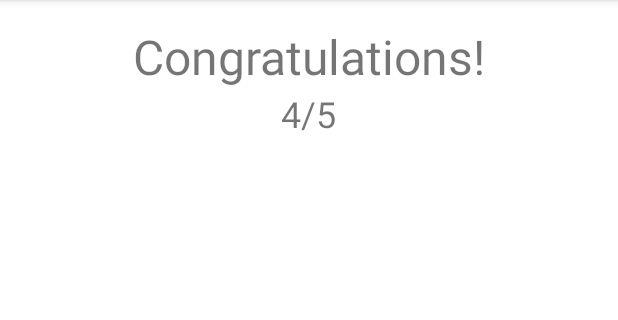
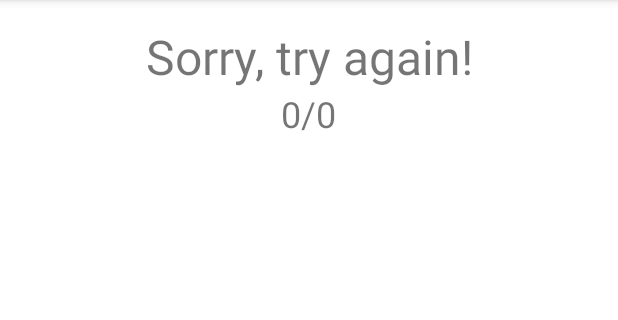
Before and after one commit to czettnersandor/android-Quiz1920, an Android app: the CongratulationsActivity screen opened directly, with no data from a screen before it, on a phone screen of 412 x 824 dp, the part 84-404 px from its top. Run offline under Robolectric (Android 15) with nearby library versions, the phone set to English and light mode, and no system bars; 2 statements that could not run were skipped.

Commit message:
COngratulations working, calculate points

```diff
--- a/app/src/main/java/com/czettner/quiz1920/CongratulationsActivity.java
+++ b/app/src/main/java/com/czettner/quiz1920/CongratulationsActivity.java
@@ -2,6 +2,7 @@ package com.czettner.quiz1920;
 
 import android.support.v7.app.AppCompatActivity;
 import android.os.Bundle;
+import android.widget.TextView;
 
 public class CongratulationsActivity extends AppCompatActivity {
 
@@ -16,5 +17,25 @@ public class CongratulationsActivity extends AppCompatActivity {
         Bundle b = getIntent().getExtras();
         maxPoints = b.getInt("maxPoints");
         actualPoints = b.getInt("actualPoints");
+
+        TextView actualView = (TextView) findViewById(R.id.actual_points);
+        if (actualView != null) {
+            actualView.setText(actualPoints + "");
+        }
+
+        TextView maxView = (TextView) findViewById(R.id.max_points);
+        if (maxView != null) {
+            maxView.setText(maxPoints + "");
+        }
+
+        TextView congrat = (TextView) findViewById(R.id.congrat);
+
+        if (congrat != null) {
+            if (actualPoints <= maxPoints / 2) {
+                congrat.setText(getString(R.string.sorry));
+            } else if (actualPoints == maxPoints) {
+                congrat.setText(getString(R.string.perfect));
+            }
+        }
     }
 }
--- a/app/src/main/java/com/czettner/quiz1920/IntroActivity.java
+++ b/app/src/main/java/com/czettner/quiz1920/IntroActivity.java
@@ -20,11 +20,13 @@ public class IntroActivity extends AppCompatActivity {
         setSupportActionBar(toolbar);
 
         FloatingActionButton fab = (FloatingActionButton) findViewById(R.id.fab);
+
+        final IntroActivity that = this;
         fab.setOnClickListener(new View.OnClickListener() {
             @Override
             public void onClick(View view) {
-                Snackbar.make(view, "Replace with your own action", Snackbar.LENGTH_LONG)
-                        .setAction("Action", null).show();
+                Intent intent = new Intent(that, QuizActivity.class);
+                startActivity(intent);
             }
         });
     }
--- a/app/src/main/res/layout/activity_congratulations.xml
+++ b/app/src/main/res/layout/activity_congratulations.xml
@@ -22,14 +22,14 @@
         android:layout_height="wrap_content"
         android:layout_below="@id/congrat">
         <TextView
+            android:id="@+id/actual_points"
             android:layout_width="wrap_content"
             android:layout_height="wrap_content"
             android:layout_weight="1"
             android:gravity="right"
             android:textSize="@dimen/points_size"
-            android:text="4"/>
+            android:text="-"/>
         <TextView
-            android:id="@+id/actual_points"
             android:layout_width="wrap_content"
             android:layout_height="wrap_content"
             android:layout_weight="0"
@@ -42,6 +42,6 @@
             android:layout_weight="1"
             android:gravity="left"
             android:textSize="@dimen/points_size"
-            android:text="5"/>
+            android:text="-"/>
     </LinearLayout>
 </RelativeLayout>
--- a/app/src/main/res/layout/activity_intro.xml
+++ b/app/src/main/res/layout/activity_intro.xml
@@ -46,7 +46,7 @@
         android:layout_width="wrap_content"
         android:layout_height="wrap_content"
         android:layout_margin="@dimen/fab_margin"
-        android:src="@android:drawable/ic_dialog_email"
+        android:src="@android:drawable/ic_media_play"
         app:layout_anchor="@id/app_bar"
         app:layout_anchorGravity="bottom|end" />
 
--- a/app/src/main/res/layout/activity_quiz.xml
+++ b/app/src/main/res/layout/activity_quiz.xml
@@ -98,6 +98,7 @@
             android:layout_height="wrap_content"
             android:text="@string/which_year"/>
         <EditText
+            android:id="@+id/answer_year"
             android:layout_width="wrap_content"
             android:layout_height="wrap_content"
             android:inputType="number"/>
@@ -111,10 +112,12 @@
             android:layout_height="wrap_content"
             android:text="@string/romania"/>
         <CheckBox
+            android:id="@+id/answer_4"
             android:layout_width="wrap_content"
             android:layout_height="wrap_content"
             android:text="@string/poland"/>
         <CheckBox
+            android:id="@+id/answer_4b"
             android:layout_width="wrap_content"
             android:layout_height="wrap_content"
             android:text="@string/russia"/>
@@ -127,7 +130,7 @@
             android:layout_width="wrap_content"
             android:layout_height="wrap_content">
             <RadioButton
-                android:id="@+id/answer_4"
+                android:id="@+id/answer_5"
                 android:layout_width="wrap_content"
                 android:layout_height="wrap_content"
                 android:text="@string/felvidek"/>
--- a/app/src/main/res/values/strings.xml
+++ b/app/src/main/res/values/strings.xml
@@ -48,4 +48,6 @@
     <string name="poland">Poland</string>
     <string name="russia">Russia</string>
     <string name="submit">Submit</string>
+    <string name="sorry">Sorry, try again!</string>
+    <string name="perfect">Perfect!</string>
 </resources>
```
Also changed, not shown: app/src/main/java/com/czettner/quiz1920/QuizActivity.java (+44 -2 lines).
